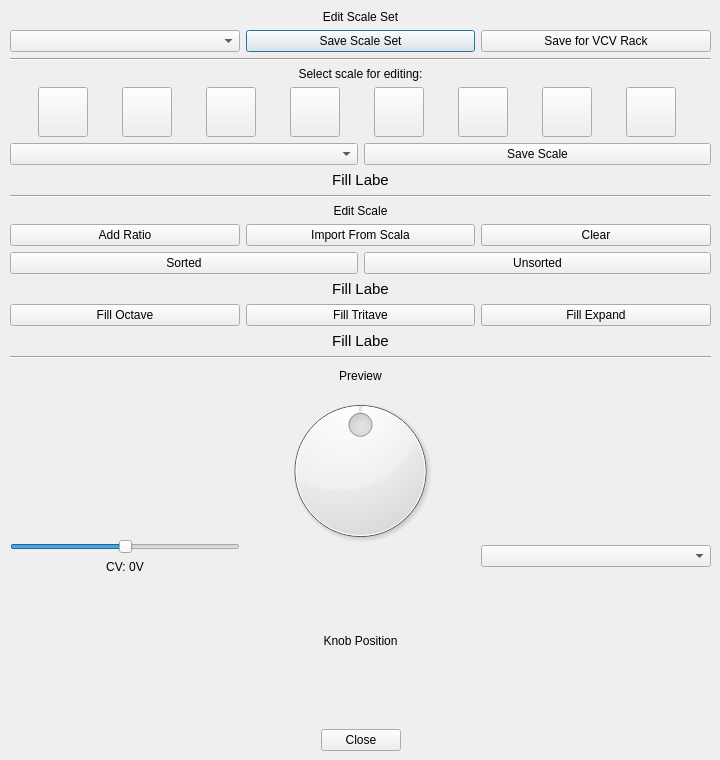
First picture: the form in sync3_scale_editor.ui, repository starlingcode/viaflash, before the edit.
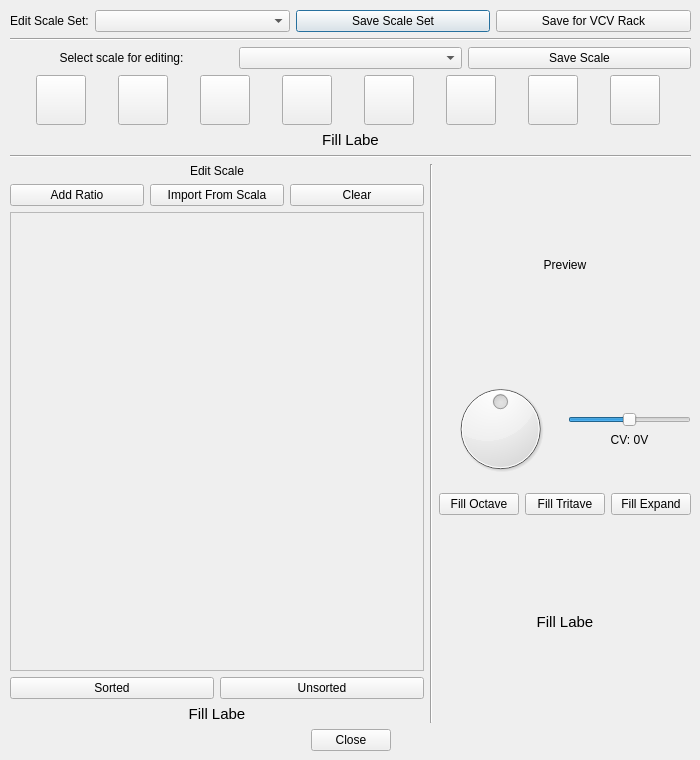
Second picture: the form after the edit. Custom widgets are drawn as their Qt base class.

Commit message: Most of the way towards refactoring the sync3 editor for new layout

What changed in the file:
```diff
--- a/sync3_scale_editor.ui
+++ b/sync3_scale_editor.ui
@@ -6,19 +6,19 @@
    <rect>
     <x>0</x>
     <y>0</y>
-    <width>720</width>
+    <width>700</width>
     <height>760</height>
    </rect>
   </property>
   <property name="minimumSize">
    <size>
-    <width>720</width>
+    <width>700</width>
     <height>760</height>
    </size>
   </property>
   <property name="maximumSize">
    <size>
-    <width>720</width>
+    <width>700</width>
     <height>760</height>
    </size>
   </property>
@@ -30,23 +30,29 @@
     <rect>
      <x>10</x>
      <y>10</y>
-     <width>701</width>
+     <width>681</width>
      <height>741</height>
     </rect>
    </property>
    <layout class="QVBoxLayout" name="verticalLayout_8">
-    <item>
-     <widget class="QLabel" name="label_8">
-      <property name="text">
-       <string>Edit Scale Set</string>
-      </property>
-      <property name="alignment">
-       <set>Qt::AlignCenter</set>
-      </property>
-     </widget>
-    </item>
     <item>
      <layout class="QHBoxLayout" name="scalesSetButtons">
+      <item>
+       <widget class="QLabel" name="label_8">
+        <property name="sizePolicy">
+         <sizepolicy hsizetype="Maximum" vsizetype="Preferred">
+          <horstretch>0</horstretch>
+          <verstretch>0</verstretch>
+         </sizepolicy>
+        </property>
+        <property name="text">
+         <string>Edit Scale Set:</string>
+        </property>
+        <property name="alignment">
+         <set>Qt::AlignCenter</set>
+        </property>
+       </widget>
+      </item>
       <item>
        <widget class="QComboBox" name="selectResourceSet"/>
       </item>
@@ -74,6 +80,8 @@
      </widget>
     </item>
     <item>
+     <layout class="QHBoxLayout" name="saveLoadScale">
+      <item>
      <widget class="QLabel" name="label_9">
       <property name="text">
        <string>Select scale for editing:</string>
@@ -84,6 +92,18 @@
      </widget>
     </item>
     <item>
+       <widget class="QComboBox" name="selectResource"/>
+      </item>
+      <item>
+       <widget class="QPushButton" name="saveResource">
+        <property name="text">
+         <string>Save Scale</string>
+        </property>
+       </widget>
+      </item>
+     </layout>
+    </item>
+    <item>
      <layout class="QHBoxLayout" name="slotGroup1">
       <property name="sizeConstraint">
        <enum>QLayout::SetMaximumSize</enum>
@@ -341,20 +361,6 @@
       </item>
      </layout>
     </item>
-    <item>
-     <layout class="QHBoxLayout" name="saveLoadScale">
-      <item>
-       <widget class="QComboBox" name="selectResource"/>
-      </item>
-      <item>
-       <widget class="QPushButton" name="saveResource">
-        <property name="text">
-         <string>Save Scale</string>
-        </property>
-       </widget>
-      </item>
-     </layout>
-    </item>
     <item>
      <widget class="QLabel" name="scaleDescription">
       <property name="sizePolicy">
@@ -380,14 +386,16 @@
      </widget>
     </item>
     <item>
-     <widget class="Line" name="line_2">
+     <widget class="Line" name="line_3">
       <property name="orientation">
        <enum>Qt::Horizontal</enum>
       </property>
      </widget>
     </item>
     <item>
-     <layout class="QHBoxLayout" name="horizontalLayout_17">
+     <layout class="QHBoxLayout" name="scaleEditor">
+      <item>
+       <layout class="QVBoxLayout" name="seedEditor">
       <item>
        <widget class="QLabel" name="label_7">
         <property name="text">
@@ -398,14 +406,6 @@
         </property>
        </widget>
       </item>
-     </layout>
-    </item>
-    <item>
-     <layout class="QHBoxLayout" name="horizontalLayout_2"/>
-    </item>
-    <item>
-     <layout class="QHBoxLayout" name="seedRatioEditor"/>
-    </item>
     <item>
      <layout class="QHBoxLayout" name="horizontalLayout_15">
       <item>
@@ -432,11 +432,21 @@
      </layout>
     </item>
     <item>
-     <layout class="QGridLayout" name="seedRatioHolder">
-      <property name="sizeConstraint">
-       <enum>QLayout::SetMinAndMaxSize</enum>
-      </property>
-     </layout>
+         <widget class="QScrollArea" name="seedScrollArea">
+          <property name="widgetResizable">
+           <bool>true</bool>
+          </property>
+          <widget class="QWidget" name="scrollAreaWidgetContents">
+           <property name="geometry">
+            <rect>
+             <x>0</x>
+             <y>0</y>
+             <width>317</width>
+             <height>358</height>
+            </rect>
+           </property>
+          </widget>
+         </widget>
     </item>
     <item>
      <layout class="QHBoxLayout" name="horizontalLayout_3">
@@ -492,92 +502,17 @@
       </property>
      </widget>
     </item>
-    <item>
-     <layout class="QHBoxLayout" name="horizontalLayout_6">
-      <item>
-       <widget class="QPushButton" name="fillOctave">
-        <property name="text">
-         <string>Fill Octave</string>
-        </property>
-        <property name="checkable">
-         <bool>true</bool>
-        </property>
-        <attribute name="buttonGroup">
-         <string notr="true">buttonGroup_2</string>
-        </attribute>
-       </widget>
-      </item>
-      <item>
-       <widget class="QPushButton" name="fillTritave">
-        <property name="text">
-         <string>Fill Tritave</string>
-        </property>
-        <property name="checkable">
-         <bool>true</bool>
-        </property>
-        <attribute name="buttonGroup">
-         <string notr="true">buttonGroup_2</string>
-        </attribute>
-       </widget>
-      </item>
-      <item>
-       <widget class="QPushButton" name="fillExpand">
-        <property name="text">
-         <string>Fill Expand</string>
-        </property>
-        <property name="checkable">
-         <bool>true</bool>
-        </property>
-        <attribute name="buttonGroup">
-         <string notr="true">buttonGroup_2</string>
-        </attribute>
-       </widget>
-      </item>
      </layout>
     </item>
     <item>
-     <widget class="QLabel" name="fillHelp">
-      <property name="sizePolicy">
-       <sizepolicy hsizetype="Preferred" vsizetype="Minimum">
-        <horstretch>0</horstretch>
-        <verstretch>0</verstretch>
-       </sizepolicy>
-      </property>
-      <property name="font">
-       <font>
-        <pointsize>11</pointsize>
-       </font>
-      </property>
-      <property name="text">
-       <string>Fill Labe</string>
-      </property>
-      <property name="alignment">
-       <set>Qt::AlignCenter</set>
-      </property>
-      <property name="wordWrap">
-       <bool>true</bool>
-      </property>
-     </widget>
-    </item>
-    <item>
-     <widget class="Line" name="line_3">
+       <widget class="Line" name="line_2">
       <property name="orientation">
-       <enum>Qt::Horizontal</enum>
+         <enum>Qt::Vertical</enum>
       </property>
      </widget>
     </item>
     <item>
-     <layout class="QHBoxLayout" name="tilingMethodButtons">
-      <property name="topMargin">
-       <number>2</number>
-      </property>
-      <property name="bottomMargin">
-       <number>2</number>
-      </property>
-     </layout>
-    </item>
-    <item>
-     <layout class="QHBoxLayout" name="horizontalLayout_16">
+       <layout class="QVBoxLayout" name="tilingAndPreview">
       <item>
        <widget class="QLabel" name="label_2">
         <property name="text">
@@ -588,17 +523,48 @@
         </property>
        </widget>
       </item>
+        <item>
+         <layout class="QVBoxLayout" name="previewLayout">
+          <item>
+           <layout class="QHBoxLayout" name="previewContainer"/>
+          </item>
      </layout>
     </item>
     <item>
-     <layout class="QHBoxLayout" name="previewControls">
+         <layout class="QHBoxLayout" name="knobCV">
       <item>
        <layout class="QVBoxLayout" name="verticalLayout_7">
         <item>
-         <spacer name="verticalSpacer">
+             <widget class="QDial" name="knob">
+              <property name="sizePolicy">
+               <sizepolicy hsizetype="Preferred" vsizetype="Maximum">
+                <horstretch>0</horstretch>
+                <verstretch>0</verstretch>
+               </sizepolicy>
+              </property>
+              <property name="maximum">
+               <number>16</number>
+              </property>
+              <property name="pageStep">
+               <number>8</number>
+              </property>
+              <property name="sliderPosition">
+               <number>8</number>
+              </property>
+             </widget>
+            </item>
+           </layout>
+          </item>
+          <item>
+           <layout class="QVBoxLayout" name="cvSliderLayout">
+            <item>
+             <spacer name="verticalSpacer_2">
           <property name="orientation">
            <enum>Qt::Vertical</enum>
           </property>
+              <property name="sizeType">
+               <enum>QSizePolicy::Maximum</enum>
+              </property>
           <property name="sizeHint" stdset="0">
            <size>
             <width>20</width>
@@ -649,10 +615,13 @@
          </widget>
         </item>
         <item>
-         <spacer name="verticalSpacer_2">
+             <spacer name="verticalSpacer_3">
           <property name="orientation">
            <enum>Qt::Vertical</enum>
           </property>
+              <property name="sizeType">
+               <enum>QSizePolicy::Maximum</enum>
+              </property>
           <property name="sizeHint" stdset="0">
            <size>
             <width>20</width>
@@ -663,47 +632,78 @@
         </item>
        </layout>
       </item>
+         </layout>
+        </item>
       <item>
-       <layout class="QVBoxLayout" name="verticalLayout_6">
+         <layout class="QHBoxLayout" name="fillButtonLayout">
         <item>
-         <widget class="QDial" name="knob">
-          <property name="maximum">
-           <number>16</number>
-          </property>
-          <property name="pageStep">
-           <number>8</number>
-          </property>
-          <property name="sliderPosition">
-           <number>8</number>
-          </property>
+           <widget class="QPushButton" name="fillOctave">
+            <property name="text">
+             <string>Fill Octave</string>
+            </property>
+            <property name="checkable">
+             <bool>true</bool>
+            </property>
+            <attribute name="buttonGroup">
+             <string notr="true">buttonGroup_2</string>
+            </attribute>
+           </widget>
+          </item>
+          <item>
+           <widget class="QPushButton" name="fillTritave">
+            <property name="text">
+             <string>Fill Tritave</string>
+            </property>
+            <property name="checkable">
+             <bool>true</bool>
+            </property>
+            <attribute name="buttonGroup">
+             <string notr="true">buttonGroup_2</string>
+            </attribute>
          </widget>
         </item>
         <item>
-         <widget class="QLabel" name="label_5">
+           <widget class="QPushButton" name="fillExpand">
           <property name="text">
-           <string>Knob Position</string>
+             <string>Fill Expand</string>
+            </property>
+            <property name="checkable">
+             <bool>true</bool>
+            </property>
+            <attribute name="buttonGroup">
+             <string notr="true">buttonGroup_2</string>
+            </attribute>
+           </widget>
+          </item>
+         </layout>
+        </item>
+        <item>
+         <widget class="QLabel" name="fillHelp">
+          <property name="sizePolicy">
+           <sizepolicy hsizetype="Preferred" vsizetype="Minimum">
+            <horstretch>0</horstretch>
+            <verstretch>0</verstretch>
+           </sizepolicy>
+          </property>
+          <property name="font">
+           <font>
+            <pointsize>11</pointsize>
+           </font>
+          </property>
+          <property name="text">
+           <string>Fill Labe</string>
           </property>
           <property name="alignment">
            <set>Qt::AlignCenter</set>
           </property>
+          <property name="wordWrap">
+           <bool>true</bool>
+          </property>
          </widget>
         </item>
        </layout>
       </item>
-      <item>
-       <layout class="QVBoxLayout" name="previewLayout">
-        <item>
-         <layout class="QHBoxLayout" name="previewContainer"/>
-        </item>
-        <item>
-         <widget class="QComboBox" name="previewSelect"/>
-        </item>
-       </layout>
-      </item>
-     </layout>
-    </item>
-    <item>
-     <layout class="QVBoxLayout" name="verticalLayout"/>
+     </layout>
     </item>
     <item>
      <widget class="QDialogButtonBox" name="buttonBox">
```
Left out of the diff: 4 changed lines with no effect on the pictures. Lines whose indentation alone changed are shown as unchanged. The commit also changes 10 other files.
